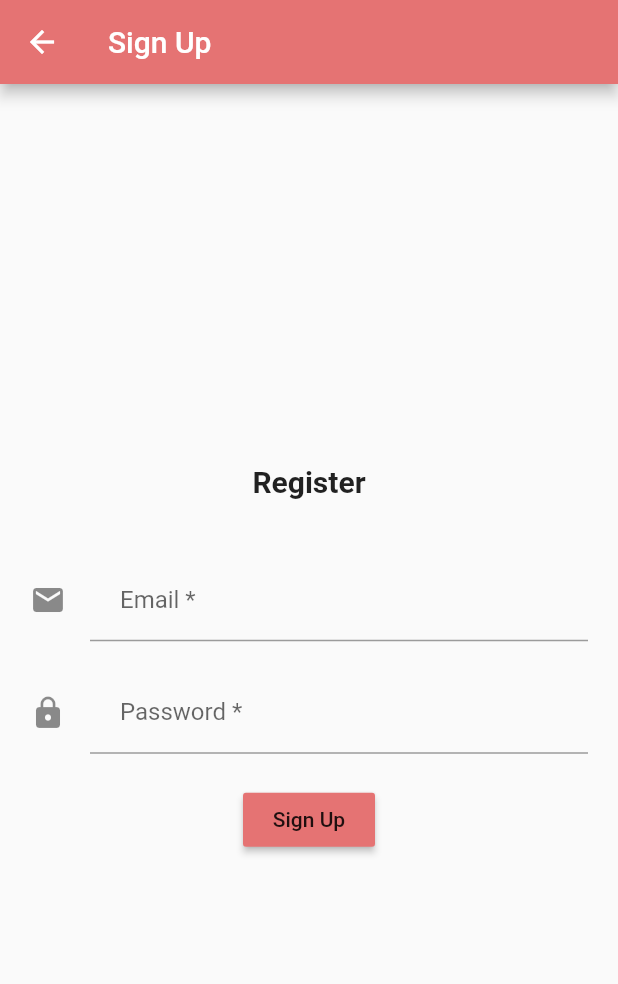
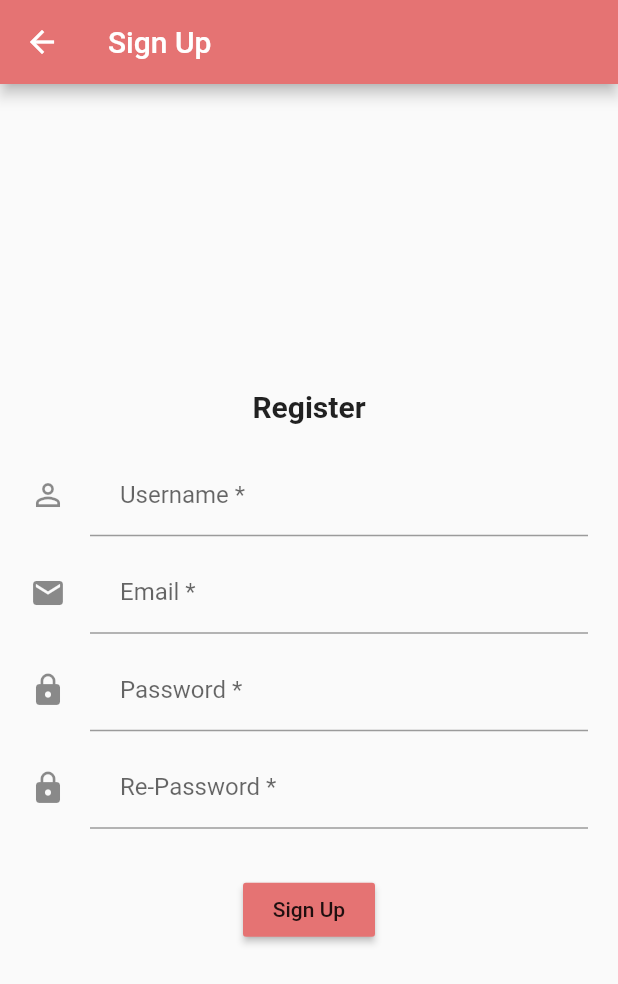
Before and after one commit to adinebelinda/PEMOGRAMAN-MOBILE, a Flutter app: the LoginForm screen opened directly, after a tap on "Sign Up", on a phone screen of 412 x 824 dp. Shown: the top 984 px of the screen. Run offline on Flutter 3.47's test engine with Material 2 defaults, Android fonts, the light colour scheme and no system bars.

Commit message:
Repair register form activity and add popup for forget password on login activity

```diff
--- a/flutter_marketplace/lib/LoginForm.dart
+++ b/flutter_marketplace/lib/LoginForm.dart
@@ -47,11 +47,63 @@ class LoginForm extends StatelessWidget {
                   labelText: "Password *"
                 )
               ),
-              SizedBox(height:20.0),
-              Text("forget password?"),
-              SizedBox(height: 20.0,),
+              SizedBox(height:10.0),
+              Row(children: <Widget>[
+                Spacer(),
+                GestureDetector(
+                  child: Text("Forget Password?"),
+                  onTap: (){
+                    showDialog(
+                      context: context,
+                      builder: (BuildContext contex){
+                        return AlertDialog(
+                          content: Form(
+                            child: Container(
+                              height: 350,
+                              child: Column(
+                                mainAxisAlignment: MainAxisAlignment.center,
+                                mainAxisSize: MainAxisSize.min,
+                                children: <Widget>[
+                                  Icon(Icons.adjust),
+                                  SizedBox(height: 10),
+                                  Text("Reset your Password"),
+                                  Divider(),
+                                  SizedBox(height: 20.0,),
+                                  Text("Enter your user account's verified email address and we will send you a password reset link."),
+                                  SizedBox(height: 20.0),
+                                  TextFormField(
+                                    decoration: const InputDecoration(
+                                      icon: Icon(Icons.email),
+                                      contentPadding: EdgeInsets.fromLTRB(20.0, 10.0, 20.0, 10.0),
+                                      hintText: "@ E-mail",
+                                      labelText: "Email *"
+                                    ),
+                                  ),
+                                  SizedBox(height: 20.0,),
+                                  RaisedButton(
+                                    onPressed: (){},
+                                    child: Text("Reset Password"),
+                                    color: Colors.red[300],
+                                  ),
+                                  SizedBox(height: 5.0,),
+                                  Text("*Your password will be resend to email", style: TextStyle(fontSize: 10.0, fontStyle: FontStyle.italic))
+
+                                ],
+                              ),
+                          ),
+                        )
+                        );
+                      }
+                    );
+                  },
+                )
+              ],
+              ),
+              SizedBox(height: 10.0,),
               RaisedButton(
-                onPressed: (){},
+                onPressed: (){
+                  // action
+                },
                 child: Text("Sign In"),
                 color: Colors.red[300],
               ),
@@ -71,14 +123,14 @@ class LoginForm extends StatelessWidget {
                   ),
                 ],
               ),
-              SizedBox(height: 10.0),
+              SizedBox(height: 20.0),
               Row(
                 mainAxisAlignment: MainAxisAlignment.center ,
                 children: <Widget>[
                   Text("Don't have an account?    "),
                   GestureDetector(
                     child: Text("Sign Up",
-                      style: TextStyle(decoration: TextDecoration.underline, color: Colors.blue)
+                      style: TextStyle( color: Colors.blue)
                       ),
                     onTap: () {
                       Navigator.push(context, MaterialPageRoute(builder: (context)=>SignUpForm()));
--- a/flutter_marketplace/lib/SignUpForm.dart
+++ b/flutter_marketplace/lib/SignUpForm.dart
@@ -1,4 +1,5 @@
 import 'package:flutter/material.dart';
+import 'package:flutter_marketplace/LoginForm.dart';
 
 class SignUpForm extends StatelessWidget {
   const SignUpForm({Key key}) : super(key: key);
@@ -11,16 +12,26 @@ class SignUpForm extends StatelessWidget {
         backgroundColor: Colors.red[300],
       ),
       body:Container(
-        margin: EdgeInsets.fromLTRB(20.0, 20.0, 20.0, 20.0),
+        margin: EdgeInsets.fromLTRB(20.0, 20.0, 20.0, 10.0),
           child: Column(
             mainAxisAlignment: MainAxisAlignment.center,
             children: <Widget>[
-              SizedBox(height:20.0),
               Text("Register",
                 style: TextStyle(
                       fontSize: 20.0,
-                      fontWeight: FontWeight.bold ),),
-              SizedBox(height: 40.0),
+                      fontWeight: FontWeight.bold ),
+              ),
+              SizedBox(height: 20.0),
+              TextFormField(
+                obscureText: true,
+                decoration: InputDecoration(
+                  icon: Icon(Icons.perm_identity),
+                  contentPadding: EdgeInsets.fromLTRB(20.0, 10.0, 20.0, 10.0),
+                  hintText: "Username",
+                  labelText: "Username *"
+                )
+              ),
+              SizedBox(height:10.0),
               TextFormField(
                 decoration: const InputDecoration(
                   icon: Icon(Icons.email),
@@ -29,7 +40,7 @@ class SignUpForm extends StatelessWidget {
                   labelText: "Email *"
                 ),
               ),
-              SizedBox(height:20.0),
+              SizedBox(height:10.0),
               TextFormField(
                 obscureText: true,
                 decoration: InputDecoration(
@@ -39,13 +50,24 @@ class SignUpForm extends StatelessWidget {
                   labelText: "Password *"
                 )
               ),
-              SizedBox(height: 20.0,),
+              SizedBox(height:10.0),
+              TextFormField(
+                obscureText: true,
+                decoration: InputDecoration(
+                  icon: Icon(Icons.lock),
+                  contentPadding: EdgeInsets.fromLTRB(20.0, 10.0, 20.0, 10.0),
+                  hintText: "Re-Password",
+                  labelText: "Re-Password *"
+                )
+              ),
+              SizedBox(height: 30.0,),
               RaisedButton(
-                onPressed: (){},
+                onPressed: (){
+                  Navigator.push(context, MaterialPageRoute(builder: (context)=>LoginForm()));
+                },
                 child: Text("Sign Up"),
                 color: Colors.red[300],
               ),
-              SizedBox(height:20.0),
             ]
       ),
       )
--- a/flutter_marketplace/lib/main.dart
+++ b/flutter_marketplace/lib/main.dart
@@ -29,7 +29,7 @@ class NavigatorMenu extends StatelessWidget {
                 RaisedButton(
                   onPressed: (){
                     Navigator.push(
-                    context, MaterialPageRoute(builder: (context)=>LoginForm()));
+                      context, MaterialPageRoute(builder: (context)=>LoginForm()));
                   },
                   child: Text("Login Form"),
                   color: Colors.red[300],
--- a/flutter_marketplace/pubspec.yaml
+++ b/flutter_marketplace/pubspec.yaml
@@ -20,7 +20,7 @@ dependencies:
   flutter:
     sdk: flutter
   flutter_linkify: ^2.1.0
-
+  flutter_staggered_grid_view: "^0.2.7"
   # The following adds the Cupertino Icons font to your application.
   # Use with the CupertinoIcons class for iOS style icons.
   cupertino_icons: ^0.1.2
```
Also changed, not shown: flutter_marketplace/pubspec.lock.
